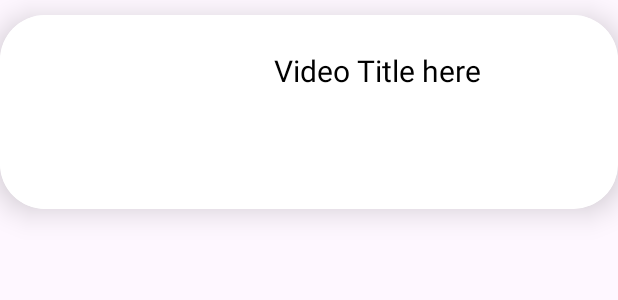
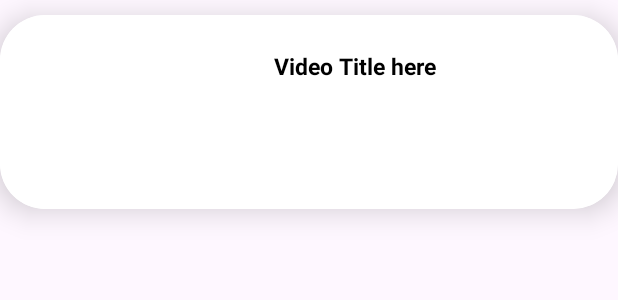
Before and after one commit to DarshanWakurde/ElearningApp, an Android app: the layout adapterclass.xml on its own in the app's theme, with its tools: preview values and no code run, on a phone screen of 412 x 824 dp. Shown: the top 300 px of the screen. Run offline under Robolectric (Android 15) with nearby library versions, the phone set to English and light mode, and no system bars.

Commit message:
Ui Rebuilds

```diff
--- a/app/src/main/res/layout/adapterclass.xml
+++ b/app/src/main/res/layout/adapterclass.xml
@@ -40,9 +40,10 @@
             android:layout_marginEnd="12dp"
             android:layout_marginBottom="9dp"
             android:padding="10dp"
-            android:maxEms="50"
+            android:maxEms="100"
             android:text="Video Title here"
-            android:textSize="20dp"
+            android:textSize="15dp"
+            android:textStyle="bold"
             android:textColor="@color/black"/>
 
     </RelativeLayout>
```
